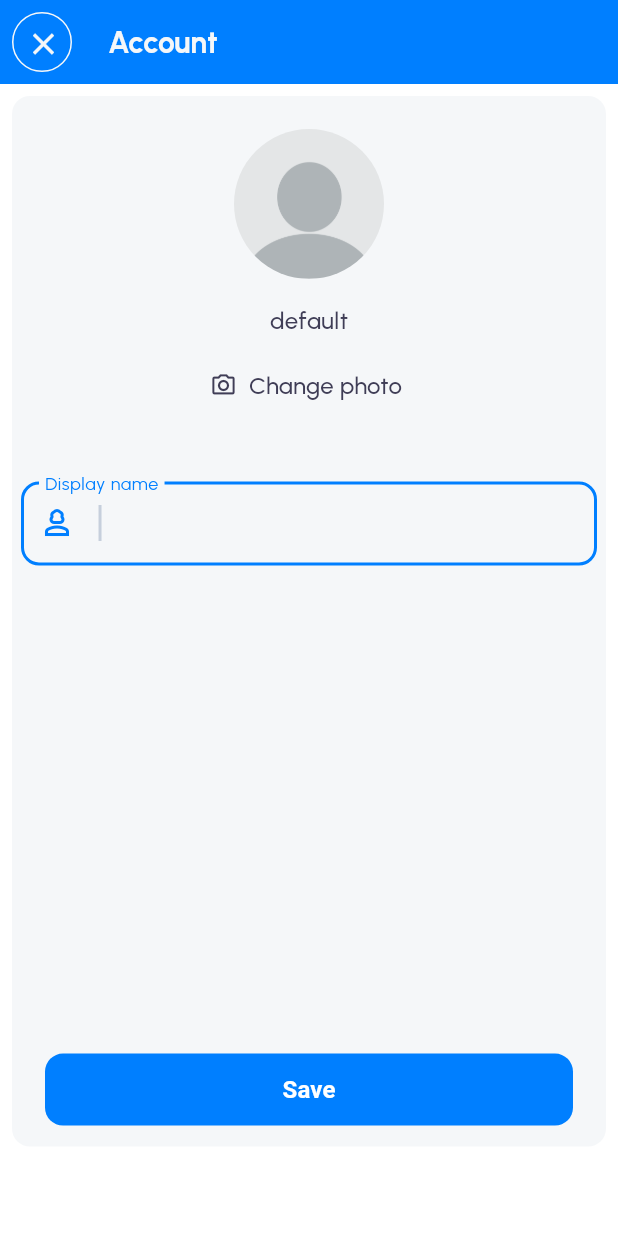
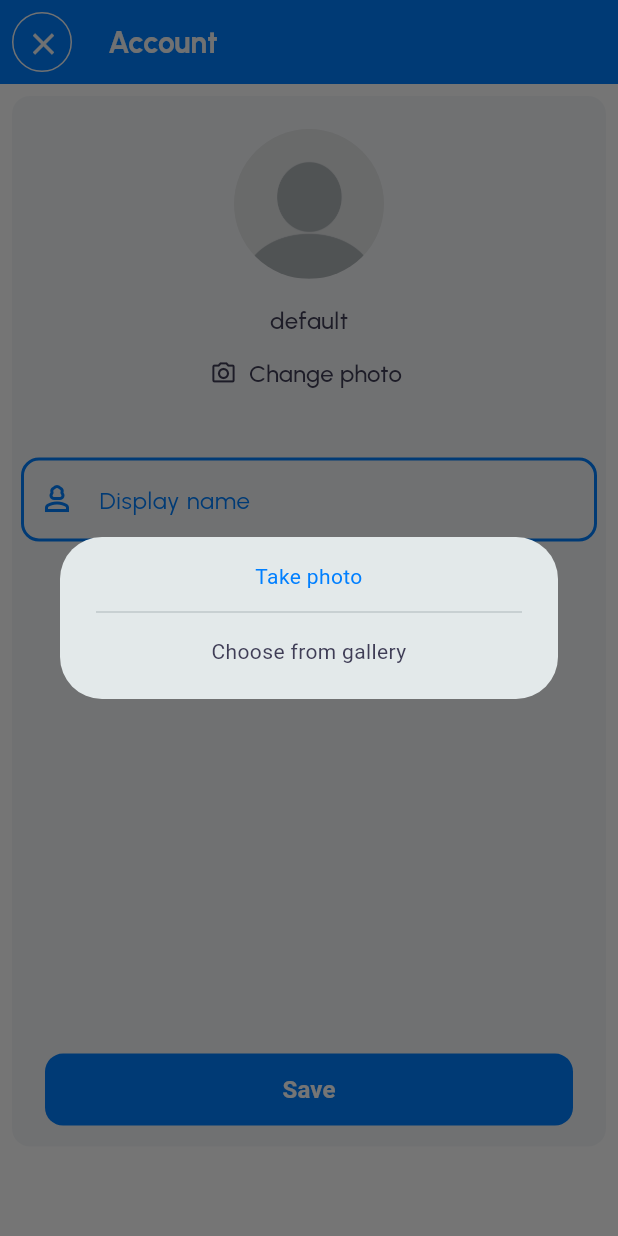
Before and after one commit to andresilvase/tasky, a Flutter app: the Profile screen opened by its route, after a tap on "Change photo", on a phone screen of 412 x 824 dp. Run offline on Flutter 3.47's test engine with Material 3 defaults, Android fonts, the phone set to English and light mode, and no system bars; our stand-ins replace flutter_svg, get, google_fonts, hive, image_picker, permission_handler; missing offline and left inert: app_settings, country_flags; accounts and stored records are empty; generated files the repository leaves out were written again.

Commit message:
picking photo

```diff
--- a/lib/core/utils/functions.dart
+++ b/lib/core/utils/functions.dart
@@ -6,6 +6,6 @@ Future<String> saveToAppDirectory(String path) async {
   final fileName = path.split('/').last;
   final newPath = '${appDirectory.path}/$fileName';
   final file = File(newPath);
-  await file.writeAsBytes(file.readAsBytesSync());
+  await file.writeAsBytes(await file.readAsBytes());
   return newPath;
 }
--- a/lib/core/utils/image_picker.dart
+++ b/lib/core/utils/image_picker.dart
@@ -25,7 +25,7 @@ mixin Pickers {
       builder: (context) {
         return AlertDialog(
           content: SizedBox(
-            height: 64,
+            height: 68,
             child: Column(
               children: [
                 selectResourceText(
@@ -73,7 +73,7 @@ mixin Pickers {
     return GestureDetector(
       onTap: onTap,
       child: SizedBox(
-        height: 16,
+        height: 18,
         width: Get.width,
         child: Text(
           text,
--- a/lib/features/auth/views/profile.dart
+++ b/lib/features/auth/views/profile.dart
@@ -98,7 +98,19 @@ class _ProfileState extends State<Profile> with Pickers {
   }
 
   Widget _changePhoto() {
-    return TextButton(
+    return TextButton.icon(
+      icon: Icon(
+        Icons.camera_alt_outlined,
+        color: TaskiColors.statePurple,
+      ),
+      label: Text(
+        AppLocalizations.of(Get.context!)!.changePhoto,
+        style: GoogleFonts.urbanist(
+          color: TaskiColors.statePurple,
+          fontWeight: FontWeight.w500,
+          fontSize: 16,
+        ),
+      ),
       onPressed: () {
         pickAnAsset(
           onAssetPicked: (file) {
@@ -110,21 +122,6 @@ class _ProfileState extends State<Profile> with Pickers {
           context: context,
         );
       },
-      child: TextButton.icon(
-        icon: Icon(
-          Icons.camera_alt_outlined,
-          color: TaskiColors.statePurple,
-        ),
-        label: Text(
-          AppLocalizations.of(Get.context!)!.changePhoto,
-          style: GoogleFonts.urbanist(
-            color: TaskiColors.statePurple,
-            fontWeight: FontWeight.w500,
-            fontSize: 16,
-          ),
-        ),
-        onPressed: () {},
-      ),
     );
   }
 
```
Also changed, not shown: 2 other files.
